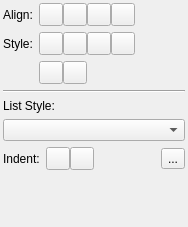
This is plugins/textshape/dialogs/SimpleStyleWidget.ui in KDE/krita as Qt 5 draws it before an edit. The edited form follows.
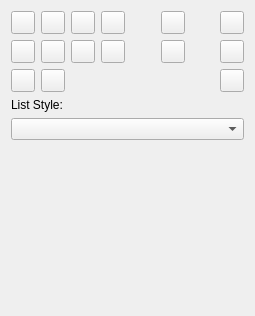
This is the edited form.

Commit message: Do a little relayout of this docker. * Make it wide based; as agreed in Berlin * Add a font selector widget * re-add the color buttons

```diff
--- a/plugins/textshape/dialogs/SimpleStyleWidget.ui
+++ b/plugins/textshape/dialogs/SimpleStyleWidget.ui
@@ -5,123 +5,186 @@
    <rect>
     <x>0</x>
     <y>0</y>
-    <width>188</width>
-    <height>227</height>
+    <width>255</width>
+    <height>316</height>
    </rect>
   </property>
-  <layout class="QGridLayout" >
-   <property name="leftMargin" >
-    <number>3</number>
-   </property>
-   <property name="topMargin" >
-    <number>3</number>
-   </property>
-   <property name="rightMargin" >
-    <number>3</number>
-   </property>
-   <property name="bottomMargin" >
-    <number>0</number>
-   </property>
-   <item row="4" column="0" colspan="2" >
-    <widget class="QFrame" name="buttonFrame2" >
-     <property name="frameShadow" >
-      <enum>QFrame::Raised</enum>
+  <layout class="QVBoxLayout" name="verticalLayout" >
+   <item>
+    <layout class="QGridLayout" name="gridLayout_2" >
+     <item row="0" column="0" >
+      <widget class="QToolButton" name="alignLeft" >
+       <property name="autoRaise" >
+        <bool>false</bool>
+       </property>
+      </widget>
+     </item>
+     <item row="0" column="1" >
+      <widget class="QToolButton" name="alignCenter" >
+       <property name="autoRaise" >
+        <bool>false</bool>
+       </property>
+      </widget>
+     </item>
+     <item row="0" column="2" >
+      <widget class="QToolButton" name="alignRight" >
+       <property name="autoRaise" >
+        <bool>false</bool>
+       </property>
+      </widget>
+     </item>
+     <item row="0" column="3" >
+      <widget class="QToolButton" name="alignBlock" >
+       <property name="autoRaise" >
+        <bool>false</bool>
+       </property>
+      </widget>
+     </item>
+     <item rowspan="2" row="0" column="4" >
+      <spacer name="horizontalSpacer_2" >
+       <property name="orientation" >
+        <enum>Qt::Horizontal</enum>
+       </property>
+       <property name="sizeType" >
+        <enum>QSizePolicy::MinimumExpanding</enum>
+       </property>
+       <property name="sizeHint" stdset="0" >
+        <size>
+         <width>1</width>
+         <height>10</height>
+        </size>
+       </property>
+      </spacer>
+     </item>
+     <item row="0" column="5" >
+      <widget class="QToolButton" name="superscript" >
+       <property name="autoRaise" >
+        <bool>false</bool>
+       </property>
+      </widget>
+     </item>
+     <item rowspan="2" row="0" column="6" >
+      <spacer name="horizontalSpacer_3" >
+       <property name="orientation" >
+        <enum>Qt::Horizontal</enum>
+       </property>
+       <property name="sizeType" >
+        <enum>QSizePolicy::MinimumExpanding</enum>
+       </property>
+       <property name="sizeHint" stdset="0" >
+        <size>
+         <width>1</width>
+         <height>10</height>
+        </size>
+       </property>
+      </spacer>
+     </item>
+     <item row="0" column="7" >
+      <widget class="QToolButton" name="decreaseIndent" >
+       <property name="autoRaise" >
+        <bool>false</bool>
+       </property>
+      </widget>
+     </item>
+     <item row="1" column="0" >
+      <widget class="QToolButton" name="bold" >
+       <property name="autoRaise" >
+        <bool>false</bool>
+       </property>
+      </widget>
+     </item>
+     <item row="1" column="1" >
+      <widget class="QToolButton" name="italic" >
+       <property name="autoRaise" >
+        <bool>false</bool>
+       </property>
+      </widget>
+     </item>
+     <item row="1" column="2" >
+      <widget class="QToolButton" name="underline" >
+       <property name="autoRaise" >
+        <bool>false</bool>
+       </property>
+      </widget>
+     </item>
+     <item row="1" column="3" >
+      <widget class="QToolButton" name="strikeOut" >
+       <property name="autoRaise" >
+        <bool>false</bool>
+       </property>
+      </widget>
+     </item>
+     <item row="1" column="5" >
+      <widget class="QToolButton" name="subscript" >
+       <property name="autoRaise" >
+        <bool>false</bool>
+       </property>
+      </widget>
+     </item>
+     <item row="1" column="7" >
+      <widget class="QToolButton" name="increaseIndent" >
+       <property name="autoRaise" >
+        <bool>false</bool>
+       </property>
+      </widget>
+     </item>
+    </layout>
+   </item>
+   <item>
+    <layout class="QHBoxLayout" name="fontsFrame" />
+   </item>
+   <item>
+    <layout class="QHBoxLayout" name="horizontalLayout" >
+     <item>
+      <widget class="QToolButton" name="textColor" >
+       <property name="autoRaise" >
+        <bool>false</bool>
+       </property>
+      </widget>
+     </item>
+     <item>
+      <widget class="QToolButton" name="backgroundColor" >
+       <property name="autoRaise" >
+        <bool>false</bool>
+       </property>
+      </widget>
+     </item>
+     <item>
+      <spacer name="horizontalSpacer" >
+       <property name="orientation" >
+        <enum>Qt::Horizontal</enum>
+       </property>
+       <property name="sizeHint" stdset="0" >
+        <size>
+         <width>40</width>
+         <height>20</height>
+        </size>
+       </property>
+      </spacer>
+     </item>
+     <item>
+      <widget class="QToolButton" name="reversedText" />
+     </item>
+    </layout>
+   </item>
+   <item>
+    <widget class="QLabel" name="label_4" >
+     <property name="text" >
+      <string>List Style:</string>
      </property>
-     <layout class="QHBoxLayout" >
-      <property name="spacing" >
-       <number>0</number>
-      </property>
-      <property name="margin" >
-       <number>0</number>
-      </property>
-      <item>
-       <widget class="QLabel" name="label_3" >
-        <property name="text" >
-         <string>Indent:</string>
-        </property>
-       </widget>
-      </item>
-      <item>
-       <spacer name="horizontalSpacer_2" >
-        <property name="orientation" >
-         <enum>Qt::Horizontal</enum>
-        </property>
-        <property name="sizeType" >
-         <enum>QSizePolicy::Fixed</enum>
-        </property>
-        <property name="sizeHint" stdset="0" >
-         <size>
-          <width>6</width>
-          <height>1</height>
-         </size>
-        </property>
-       </spacer>
-      </item>
-      <item>
-       <widget class="QToolButton" name="decreaseIndent" >
-        <property name="autoRaise" >
-         <bool>false</bool>
-        </property>
-       </widget>
-      </item>
-      <item>
-       <widget class="QToolButton" name="increaseIndent" >
-        <property name="autoRaise" >
-         <bool>false</bool>
-        </property>
-       </widget>
-      </item>
-      <item>
-       <spacer>
-        <property name="orientation" >
-         <enum>Qt::Horizontal</enum>
-        </property>
-        <property name="sizeHint" stdset="0" >
-         <size>
-          <width>1</width>
-          <height>1</height>
-         </size>
-        </property>
-       </spacer>
-      </item>
-      <item>
-       <widget class="QToolButton" name="reversedText" >
-        <property name="text" >
-         <string>...</string>
-        </property>
-       </widget>
-      </item>
-     </layout>
+     <property name="alignment" >
+      <set>Qt::AlignBottom|Qt::AlignLeading|Qt::AlignLeft</set>
+     </property>
     </widget>
    </item>
-   <item row="3" column="0" colspan="2" >
+   <item>
     <widget class="QComboBox" name="listType" >
      <property name="maxVisibleItems" >
       <number>15</number>
      </property>
     </widget>
    </item>
-   <item row="1" column="0" colspan="2" >
-    <widget class="Line" name="line" >
-     <property name="orientation" >
-      <enum>Qt::Horizontal</enum>
-     </property>
-    </widget>
-   </item>
-   <item row="0" column="1" >
-    <spacer>
-     <property name="orientation" >
-      <enum>Qt::Horizontal</enum>
-     </property>
-     <property name="sizeHint" stdset="0" >
-      <size>
-       <width>1</width>
-       <height>1</height>
-      </size>
-     </property>
-    </spacer>
-   </item>
-   <item row="5" column="0" colspan="2" >
+   <item>
     <spacer>
      <property name="orientation" >
       <enum>Qt::Vertical</enum>
@@ -134,134 +197,6 @@
      </property>
     </spacer>
    </item>
-   <item row="0" column="0" >
-    <widget class="QFrame" name="buttonFrame1" >
-     <property name="sizePolicy" >
-      <sizepolicy vsizetype="Preferred" hsizetype="Fixed" >
-       <horstretch>0</horstretch>
-       <verstretch>0</verstretch>
-      </sizepolicy>
-     </property>
-     <property name="frameShape" >
-      <enum>QFrame::NoFrame</enum>
-     </property>
-     <layout class="QGridLayout" name="_2" >
-      <property name="horizontalSpacing" >
-       <number>0</number>
-      </property>
-      <property name="margin" >
-       <number>0</number>
-      </property>
-      <item row="1" column="5" >
-       <widget class="QToolButton" name="strikeOut" >
-        <property name="autoRaise" >
-         <bool>false</bool>
-        </property>
-       </widget>
-      </item>
-      <item row="0" column="5" >
-       <widget class="QToolButton" name="alignBlock" >
-        <property name="autoRaise" >
-         <bool>false</bool>
-        </property>
-       </widget>
-      </item>
-      <item row="0" column="2" >
-       <widget class="QToolButton" name="alignLeft" >
-        <property name="autoRaise" >
-         <bool>false</bool>
-        </property>
-       </widget>
-      </item>
-      <item row="1" column="3" >
-       <widget class="QToolButton" name="italic" >
-        <property name="autoRaise" >
-         <bool>false</bool>
-        </property>
-       </widget>
-      </item>
-      <item row="2" column="3" >
-       <widget class="QToolButton" name="subscript" >
-        <property name="autoRaise" >
-         <bool>false</bool>
-        </property>
-       </widget>
-      </item>
-      <item row="2" column="2" >
-       <widget class="QToolButton" name="superscript" >
-        <property name="autoRaise" >
-         <bool>false</bool>
-        </property>
-       </widget>
-      </item>
-      <item row="0" column="4" >
-       <widget class="QToolButton" name="alignRight" >
-        <property name="autoRaise" >
-         <bool>false</bool>
-        </property>
-       </widget>
-      </item>
-      <item row="0" column="3" >
-       <widget class="QToolButton" name="alignCenter" >
-        <property name="autoRaise" >
-         <bool>false</bool>
-        </property>
-       </widget>
-      </item>
-      <item row="1" column="4" >
-       <widget class="QToolButton" name="underline" >
-        <property name="autoRaise" >
-         <bool>false</bool>
-        </property>
-       </widget>
-      </item>
-      <item row="1" column="2" >
-       <widget class="QToolButton" name="bold" >
-        <property name="autoRaise" >
-         <bool>false</bool>
-        </property>
-       </widget>
-      </item>
-      <item row="0" column="0" >
-       <widget class="QLabel" name="label" >
-        <property name="text" >
-         <string>Align:</string>
-        </property>
-       </widget>
-      </item>
-      <item row="1" column="0" >
-       <widget class="QLabel" name="label_2" >
-        <property name="text" >
-         <string>Style:</string>
-        </property>
-       </widget>
-      </item>
-      <item row="1" column="1" >
-       <spacer name="horizontalSpacer" >
-        <property name="orientation" >
-         <enum>Qt::Horizontal</enum>
-        </property>
-        <property name="sizeType" >
-         <enum>QSizePolicy::Fixed</enum>
-        </property>
-        <property name="sizeHint" stdset="0" >
-         <size>
-          <width>6</width>
-          <height>1</height>
-         </size>
-        </property>
-       </spacer>
-      </item>
-     </layout>
-    </widget>
-   </item>
-   <item row="2" column="0" colspan="2" >
-    <widget class="QLabel" name="label_4" >
-     <property name="text" >
-      <string>List Style:</string>
-     </property>
-    </widget>
-   </item>
   </layout>
  </widget>
  <tabstops>
```
Left out of the diff: 5 changed lines with no effect on the pictures. The commit also changes 1 other file.
